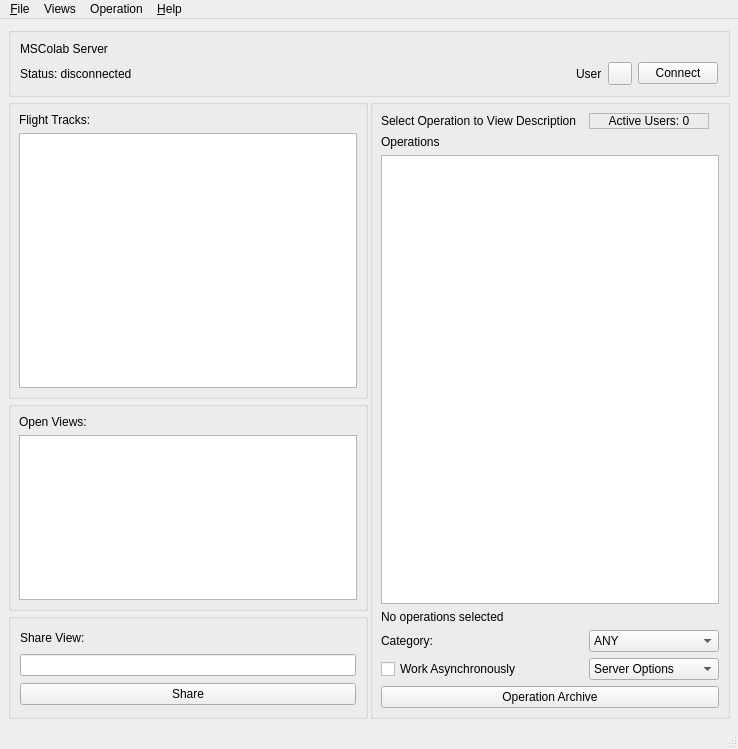
This is mslib/msui/ui/ui_mainwindow.ui in Open-MSS/MSS as Qt 5 draws it before an edit. The edited form follows.
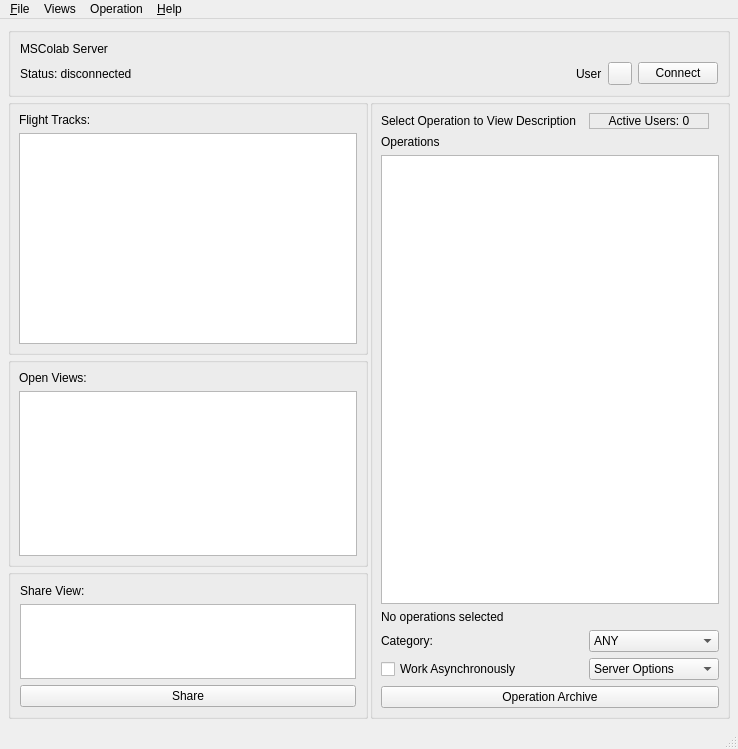
This is the edited form.

The edit to the form file:
```diff
--- a/mslib/msui/ui/ui_mainwindow.ui
+++ b/mslib/msui/ui/ui_mainwindow.ui
@@ -257,7 +257,7 @@
               </widget>
              </item>
              <item>
-              <widget class="QLineEdit" name="lineEdit"/>
+              <widget class="QListView" name="listView"/>
              </item>
              <item>
               <widget class="QPushButton" name="pushButton">
```
